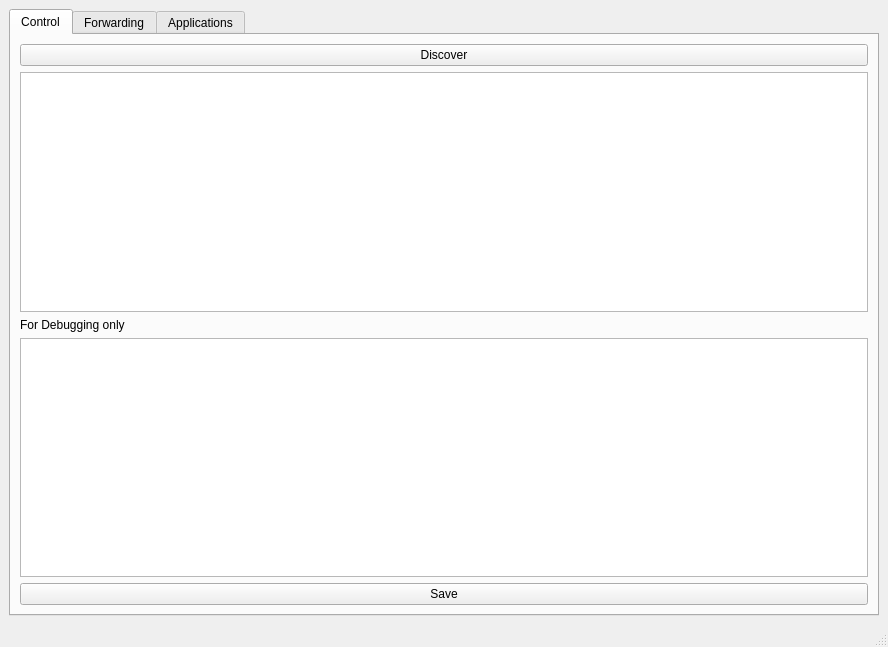
This is PythonMDNSTest/gui.ui in p-sanches/somabits as Qt 5 draws it before an edit. The edited form follows.
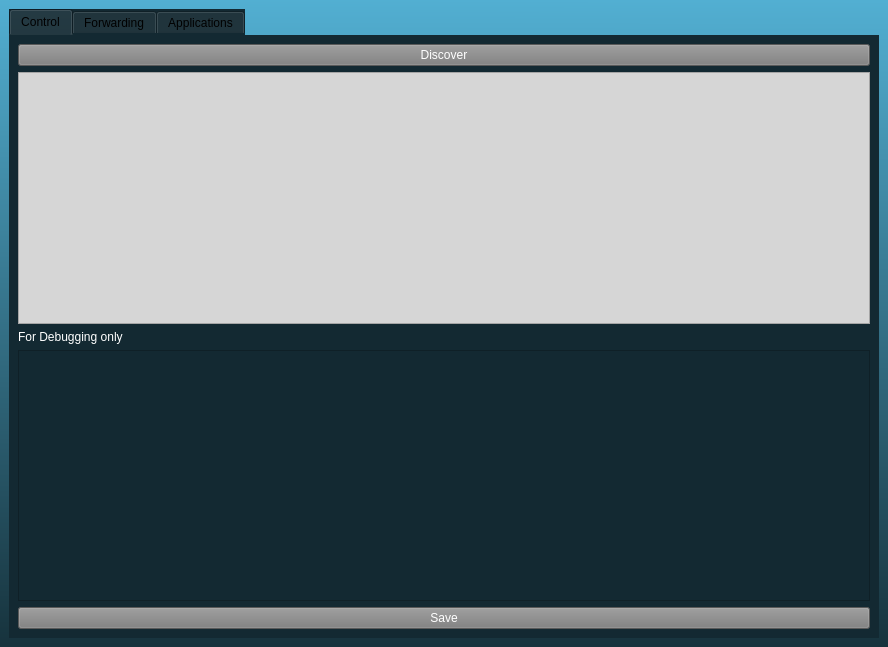
This is the edited form. Icons and pictures are not drawn.

Commit message: Now column width automatically readjust its self according to form size. Also added some colors in it

Patch:
```diff
--- a/PythonMDNSTest/gui.ui
+++ b/PythonMDNSTest/gui.ui
@@ -13,6 +13,9 @@
   <property name="windowTitle">
    <string>Soma</string>
   </property>
+  <property name="styleSheet">
+   <string notr="true">background-color: qlineargradient(spread:pad, x1:0.466, y1:0, x2:0.46, y2:1, stop:0 rgba(82, 175, 210, 255), stop:1 rgba(23, 51, 61, 255));</string>
+  </property>
   <widget class="QWidget" name="centralwidget">
    <layout class="QGridLayout" name="gridLayout_2">
     <item row="0" column="0">
@@ -20,6 +23,14 @@
       <property name="enabled">
        <bool>true</bool>
       </property>
+      <property name="styleSheet">
+       <string notr="true">background-color: rgb(19, 41, 50);
+selection-color: rgb(19, 41, 50);
+selection-background-color: rgb(35, 77, 92);
+border-color: rgb(0, 0, 0);
+gridline-color: rgb(0, 0, 0);
+alternate-background-color: rgb(7, 16, 20);</string>
+      </property>
       <property name="currentIndex">
        <number>0</number>
       </property>
@@ -40,23 +51,28 @@
        <layout class="QGridLayout" name="gridLayout">
         <item row="8" column="0">
          <widget class="QPushButton" name="save_button">
+          <property name="styleSheet">
+           <string notr="true">background-color: rgb(124, 124, 124);
+color: rgb(255, 255, 255);</string>
+          </property>
           <property name="text">
            <string>Save</string>
           </property>
          </widget>
         </item>
-        <item row="0" column="0">
-         <widget class="QPushButton" name="discover_button">
-          <property name="text">
-           <string>Discover</string>
-          </property>
-         </widget>
-        </item>
         <item row="7" column="0">
-         <widget class="QPlainTextEdit" name="plainTextEdit"/>
+         <widget class="QPlainTextEdit" name="plainTextEdit">
+          <property name="styleSheet">
+           <string notr="true">color: rgb(223, 223, 223);</string>
+          </property>
+         </widget>
         </item>
         <item row="5" column="0">
          <widget class="QTableView" name="tableView">
+          <property name="styleSheet">
+           <string notr="true">background-color: rgb(214, 214, 214);
+border-color: rgb(0, 0, 0);</string>
+          </property>
           <attribute name="horizontalHeaderStretchLastSection">
            <bool>true</bool>
           </attribute>
@@ -64,11 +80,26 @@
         </item>
         <item row="6" column="0">
          <widget class="QLabel" name="label">
+          <property name="styleSheet">
+           <string notr="true">color: rgb(255, 255, 255);</string>
+          </property>
           <property name="text">
            <string>For Debugging only</string>
           </property>
          </widget>
         </item>
+        <item row="0" column="0" rowspan="2">
+         <widget class="QPushButton" name="discover_button">
+          <property name="styleSheet">
+           <string notr="true">background-color: rgb(124, 124, 124);
+color: rgb(255, 255, 255);
+</string>
+          </property>
+          <property name="text">
+           <string>Discover</string>
+          </property>
+         </widget>
+        </item>
        </layout>
       </widget>
       <widget class="QWidget" name="tab_2">
@@ -93,7 +124,6 @@
     </item>
    </layout>
   </widget>
-  <widget class="QStatusBar" name="statusbar"/>
  </widget>
  <resources/>
  <connections/>
```
The commit also changes 2 other files.
